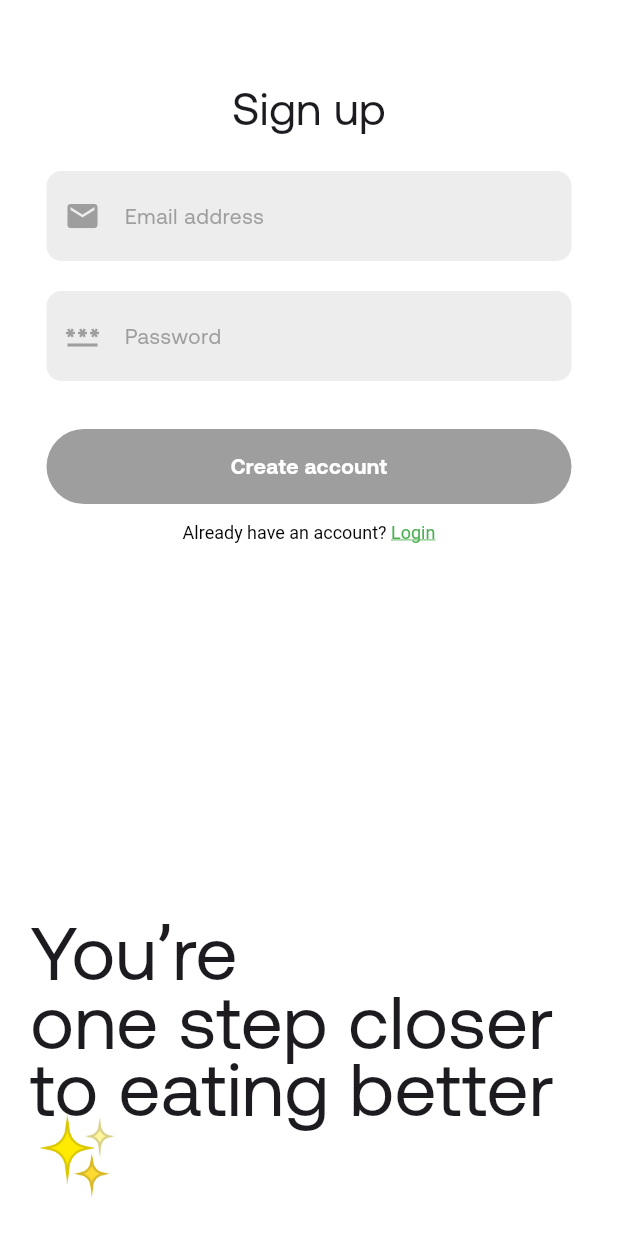
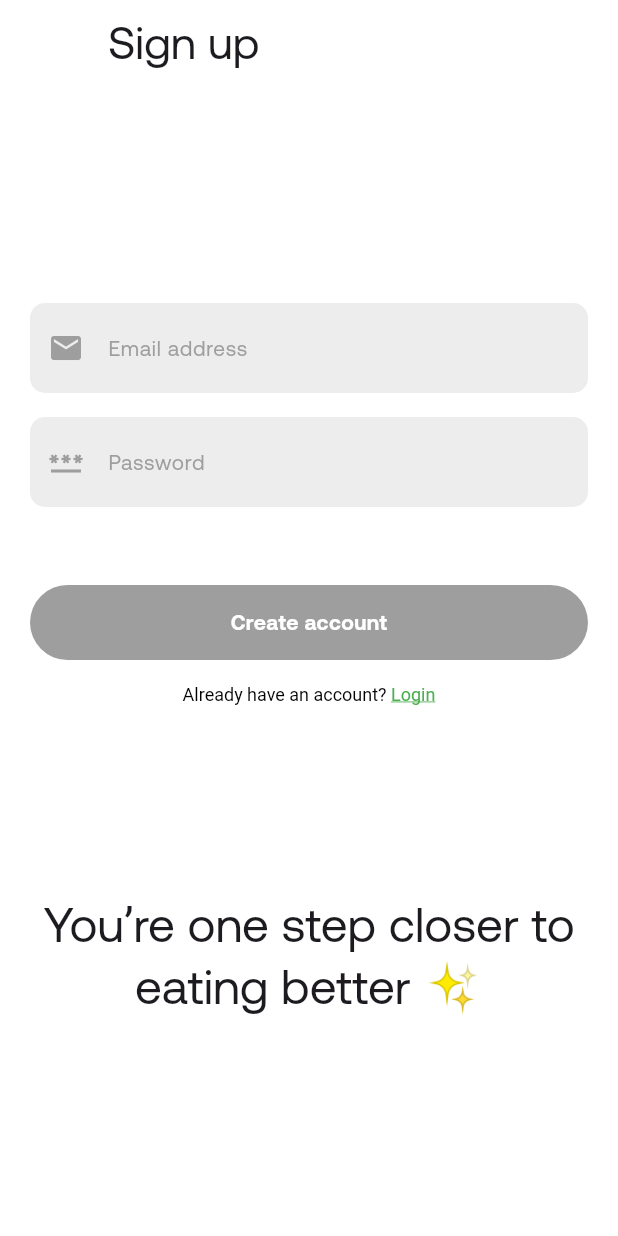
Before and after one commit to KojoBoakyeJnr/ChowChek, a Flutter app: the AuthPageSignup screen opened by its route, on a phone screen of 412 x 824 dp. Run offline on Flutter 3.47's test engine with Material 3 defaults, Android fonts, the phone set to English and light mode, and no system bars; our stand-ins replace firebase_auth, firebase_core, flutter_dotenv, shared_preferences; accounts and stored records are empty.

Commit message:
redesigning layout

```diff
--- a/lib/utils/app_button.dart
+++ b/lib/utils/app_button.dart
@@ -25,7 +25,6 @@ class AppButton extends StatelessWidget {
           color: backgroundColor,
           borderRadius: BorderRadius.circular(50),
         ),
-        width: 350,
         height: 50,
 
         child: Center(
--- a/lib/utils/app_strings.dart
+++ b/lib/utils/app_strings.dart
@@ -1,6 +1,6 @@
 class AppStrings {
   static const String getstarted = "Get Started";
-  static const String splashText = "Eat\nSmarter,\nOne Meal \nAt A Time";
+  static const String splashText = "Eat Smarter, One Meal At A Time";
   static const String login = "Login";
   static const String signUp = "Sign up";
   static const String email = "Email address";
@@ -12,9 +12,9 @@ class AppStrings {
   static const String newToChowChek = 'New to ChowChek? ';
   static const String whatName = 'What should we call you?';
   static const String oneStepCloser =
-      "You’re \none step closer \nto eating better ✨";
+      "You’re one step closer to eating better ✨";
   static const String oneMealAtATime =
-      "1 meal\nat a time, you’re building better habits🍃";
+      "1 meal at a time, you’re building better habits🍃";
   static const String soundsGreat = "Sounds great!";
   static const String looksGood = "Looks good!";
   static const String onAverageHowMany =
--- a/lib/utils/app_text_form_fields.dart
+++ b/lib/utils/app_text_form_fields.dart
@@ -25,7 +25,6 @@ class _AppTextFormFieldsState extends State<AppTextFormFields> {
   @override
   Widget build(BuildContext context) {
     return SizedBox(
-      width: 350,
       height: 60,
       child: TextFormField(
         obscureText: widget.obscureText,
--- a/lib/views/auth/auth_page_signup.dart
+++ b/lib/views/auth/auth_page_signup.dart
@@ -53,31 +53,30 @@ class _AuthPageSignupState extends State<AuthPageSignup> {
   Widget build(BuildContext context) {
     return Scaffold(
       backgroundColor: AppColors.primaryWhite,
-      body: SafeArea(
-        child: Padding(
-          padding: const EdgeInsets.only(top: 20.0),
-          child: Center(
-            child: SingleChildScrollView(
-              child: Column(
-                children: [
-                  Text(
+      appBar: AppBar(
+        backgroundColor: AppColors.primaryWhite,
+        leading: Icon(null),
+        title: Text(
           AppStrings.signUp,
           style: TextStyle(fontWeight: FontWeight.w400, fontSize: 30),
         ),
-                  Column(
+      ),
+      body: SafeArea(
+        child: Padding(
+          padding: const EdgeInsets.symmetric(horizontal: 20, vertical: 20),
+          child: Column(
+            mainAxisAlignment: MainAxisAlignment.spaceEvenly,
             children: [
-                      Padding(
-                        padding: const EdgeInsets.only(top: 20.0, bottom: 20),
-                        child: AppTextFormFields(
+              SingleChildScrollView(
+                child: Column(
+                  children: [
+                    AppTextFormFields(
                       fill: AppColors.textFieldGray,
-                          leading: Icon(
-                            Icons.email,
-                            color: AppColors.primaryAsh,
-                          ),
+                      leading: Icon(Icons.email, color: AppColors.primaryAsh),
                       controller: _emailController,
                       hintText: AppStrings.email,
                     ),
-                      ),
+                    SizedBox(height: 16),
                     AppTextFormFields(
                       fill: AppColors.textFieldGray,
                       leading: Icon(
@@ -88,17 +87,19 @@ class _AuthPageSignupState extends State<AuthPageSignup> {
                       controller: _passwordController,
                       hintText: AppStrings.password,
                     ),
+                    SizedBox(height: 16),
                     SizedBox(
-                        width: 350,
+                      child: Align(
+                        alignment: Alignment.topLeft,
                         child: Text(
                           signUpErrorMessage,
-                          textAlign: TextAlign.start,
+
                           style: TextStyle(color: AppColors.primaryRed),
                         ),
                       ),
-                      Padding(
-                        padding: const EdgeInsets.all(12.0),
-                        child: AppButton(
+                    ),
+                    SizedBox(height: 16),
+                    AppButton(
                       textColor: AppColors.primaryWhite,
                       buttonName: AppStrings.createAccount,
                       onclick:
@@ -114,7 +115,7 @@ class _AuthPageSignupState extends State<AuthPageSignup> {
                               ? AppColors.primaryGreen
                               : AppColors.primaryAsh,
                     ),
-                      ),
+                    SizedBox(height: 16),
                     RichText(
                       text: TextSpan(
                         text: AppStrings.alreadyHaveAnAccount,
@@ -138,18 +139,16 @@ class _AuthPageSignupState extends State<AuthPageSignup> {
                         ],
                       ),
                     ),
-                      Padding(
-                        padding: const EdgeInsets.only(top: 250.0, left: 20),
-                        child: Text(
-                          AppStrings.oneStepCloser,
-                          style: TextStyle(fontSize: 50, height: 0.9),
-                        ),
-                      ),
-                    ],
-                  ),
                   ],
                 ),
               ),
+
+              Text(
+                AppStrings.oneStepCloser,
+                textAlign: TextAlign.center,
+                style: Theme.of(context).textTheme.headlineLarge,
+              ),
+            ],
           ),
         ),
       ),
```
Also changed, not shown: lib/models/nutrient_result_container.dart (+41 -0 lines), lib/views/auth/auth_page_login.dart (+28 -37 lines), lib/views/main/today_page.dart (+3 -4 lines), lib/views/welcome/splash_screen.dart (+14 -7 lines), 1 other file. Lines whose indentation alone changed are shown as unchanged.
